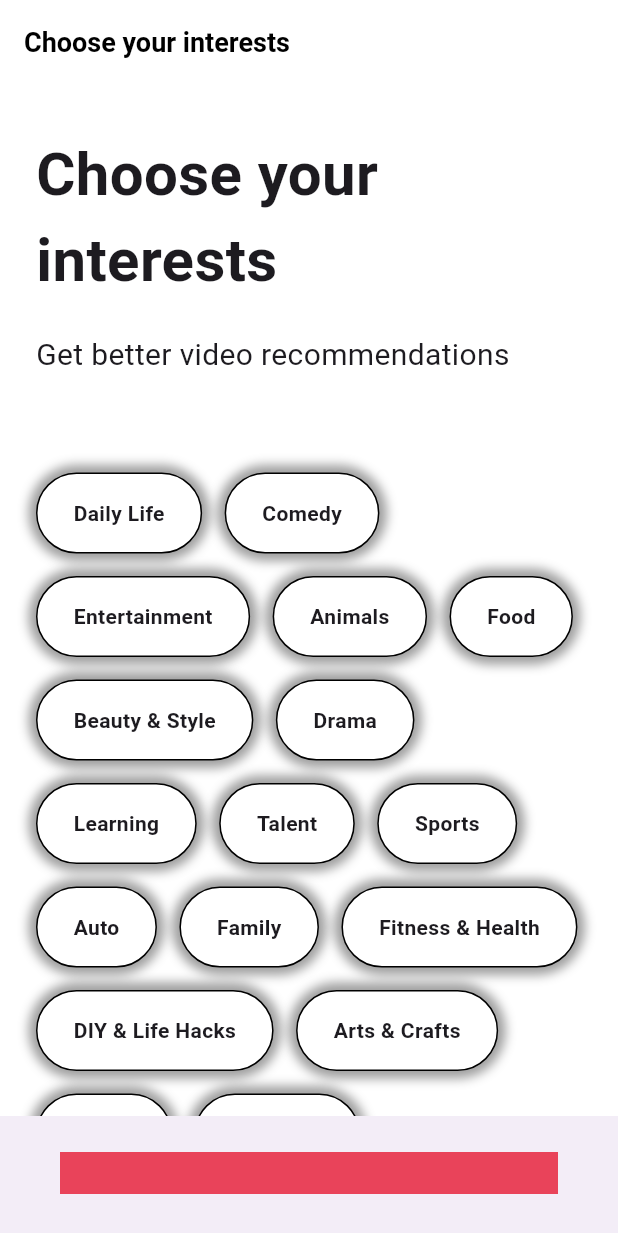
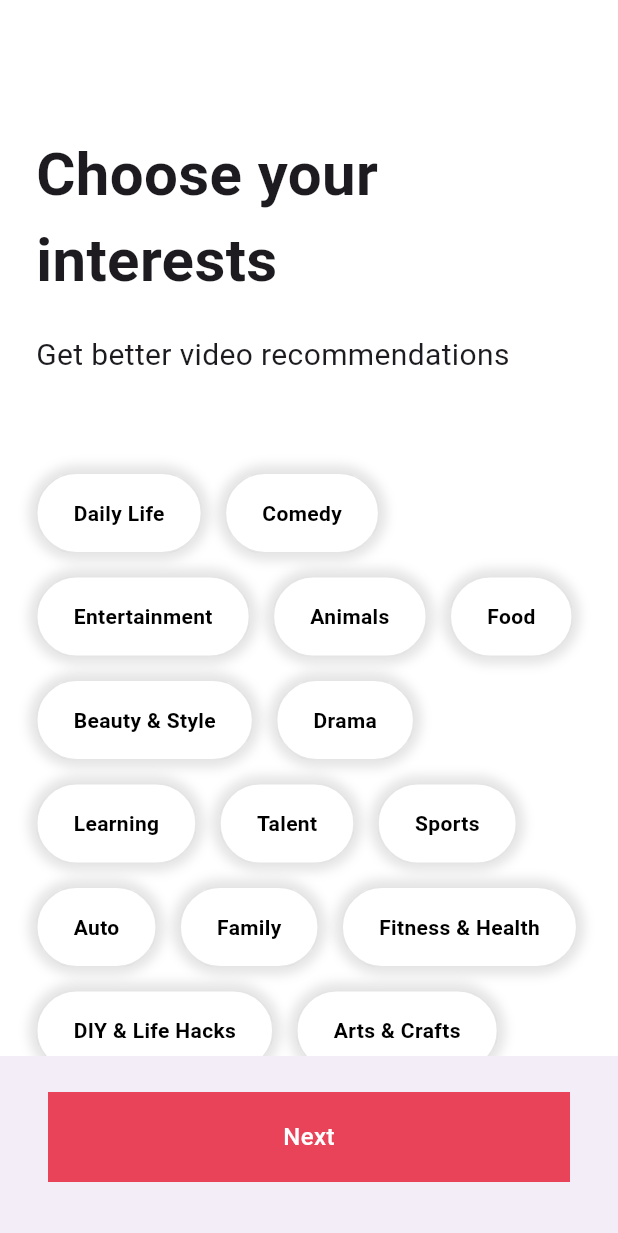
Before and after one commit to BakQ/tiktok_clone, a Flutter app: the screen it shows after launch, on a phone screen of 412 x 824 dp. Shown: the top 1233 px of the screen. Run offline on Flutter 3.47's test engine with Material 3 defaults, Android fonts, the phone set to English and light mode, and no system bars; our stand-ins replace font_awesome_flutter.

Commit message:
#5.2 Scroll Animations 5.1에서 bottomNavigationBar: BottomAppBar에 버튼이 안나왔었는데 BottomAppBar에 height를 지정해주니깐 생겼다. ScrollController를 사용해서 스크롤의 현재위치를 가져와서 애니메이션으로 보여주고 안보여주고하는걸배웠다

```diff
--- a/lib/features/onboarding/interests_screen.dart
+++ b/lib/features/onboarding/interests_screen.dart
@@ -1,9 +1,45 @@
+import 'package:flutter/cupertino.dart';
 import 'package:flutter/material.dart';
 import 'package:tiktok_clone/constants/gaps.dart';
 import 'package:tiktok_clone/constants/sizes.dart';
+import 'package:tiktok_clone/features/onboarding/widgets/interest_button.dart';
 
-class InterestsScreen extends StatelessWidget {
+class InterestsScreen extends StatefulWidget {
   const InterestsScreen({super.key});
+
+  @override
+  State<InterestsScreen> createState() => _InterestsScreenState();
+}
+
+class _InterestsScreenState extends State<InterestsScreen> {
+  final ScrollController _scrollController = ScrollController();
+
+  bool _showTitle = false;
+
+  void _onScroll() {
+    if (_scrollController.offset > 110) {
+      if (_showTitle) return;
+      setState(() {
+        _showTitle = true;
+      });
+    } else {
+      setState(() {
+        _showTitle = false;
+      });
+    }
+  }
+
+  @override
+  void initState() {
+    super.initState();
+    _scrollController.addListener((_onScroll));
+  }
+
+  @override
+  void dispose() {
+    _scrollController.dispose();
+    super.dispose();
+  }
 
   @override
   Widget build(BuildContext context) {
@@ -50,11 +86,19 @@
 
     return Scaffold(
       appBar: AppBar(
-        title: const Text(
+        title: AnimatedOpacity(
+          opacity: _showTitle ? 1 : 0,
+          duration: const Duration(milliseconds: 300),
+          child: const Text(
             "Choose your interests",
           ),
         ),
-      body: SingleChildScrollView(
+      ),
+      body: Scrollbar(
+        //스크롤바를 만틈 컨트롤러 넣어줘야함
+        controller: _scrollController,
+        child: SingleChildScrollView(
+          controller: _scrollController,
           child: Padding(
             padding: const EdgeInsets.only(
               left: Sizes.size24,
@@ -87,58 +131,37 @@
                   spacing: 15,
                   children: [
                     for (var interest in interests)
-                    Container(
-                      padding: const EdgeInsets.symmetric(
-                        vertical: Sizes.size16,
-                        horizontal: Sizes.size24,
-                      ),
-                      decoration: BoxDecoration(
-                        color: Colors.white,
-                        borderRadius: BorderRadius.circular(
-                          Sizes.size32,
-                        ),
-                        border: Border.all(
-                          color: Colors.black, //withopacity(0.1)
-                        ),
-                        boxShadow: const [
-                          BoxShadow(
-                            color: Colors.black38,
-                            blurRadius: 5,
-                            spreadRadius: 5,
-                          ),
-                        ],
-                      ),
-                      child: Text(interest,
-                          style: const TextStyle(
-                            fontWeight: FontWeight.bold,
-                          )),
-                    ),
+                      InterestButton(interest: interest),
                   ],
                 ),
               ],
             ),
           ),
         ),
+      ),
       bottomNavigationBar: BottomAppBar(
-        elevation: 1,
+        height: 120,
+        elevation: 2,
         child: Padding(
           padding: const EdgeInsets.only(
-            bottom: Sizes.size16,
+            bottom: Sizes.size24,
             top: Sizes.size12,
-            left: Sizes.size24,
-            right: Sizes.size24,
-          ), // EdgeInsets.only
+            left: Sizes.size16,
+            right: Sizes.size16,
+          ),
           child: Container(
             padding: const EdgeInsets.symmetric(
-              vertical: Sizes.size20,
+              vertical: Sizes.size16 + Sizes.size2,
             ),
             decoration: BoxDecoration(
               color: Theme.of(context).primaryColor,
-            ), // BoxDecoration
+            ),
             child: const Text(
               'Next',
+              textAlign: TextAlign.center,
               style: TextStyle(
                 color: Colors.white,
+                fontWeight: FontWeight.w500,
                 fontSize: Sizes.size16,
               ),
             ),
--- /dev/null
+++ b/lib/features/onboarding/widgets/interest_button.dart
@@ -0,0 +1,57 @@
+import 'package:flutter/material.dart';
+import 'package:tiktok_clone/constants/sizes.dart';
+
+class InterestButton extends StatefulWidget {
+  const InterestButton({
+    super.key,
+    required this.interest,
+  });
+
+  final String interest;
+
+  @override
+  State<InterestButton> createState() => _InterestButtonState();
+}
+
+class _InterestButtonState extends State<InterestButton> {
+  bool _isSelected = false;
+
+  void _onTap() => setState(() {
+        _isSelected = !_isSelected;
+      });
+
+  @override
+  Widget build(BuildContext context) {
+    return GestureDetector(
+      onTap: _onTap,
+      child: AnimatedContainer(
+        duration: const Duration(milliseconds: 300),
+        padding: const EdgeInsets.symmetric(
+          vertical: Sizes.size16,
+          horizontal: Sizes.size24,
+        ),
+        decoration: BoxDecoration(
+          color: _isSelected ? Theme.of(context).primaryColor : Colors.white,
+          borderRadius: BorderRadius.circular(
+            Sizes.size32,
+          ),
+          border: Border.all(
+            color: Colors.black.withOpacity(0.1),
+          ),
+          boxShadow: [
+            BoxShadow(
+              color: Colors.black.withOpacity(0.1),
+              blurRadius: 5,
+              spreadRadius: 5,
+            ),
+          ],
+        ),
+        child: Text(widget.interest,
+            style: TextStyle(
+              fontWeight: FontWeight.bold,
+              color: _isSelected ? Colors.white : Colors.black,
+            )),
+      ),
+    );
+  }
+}
```
Lines whose indentation alone changed are shown as unchanged.
